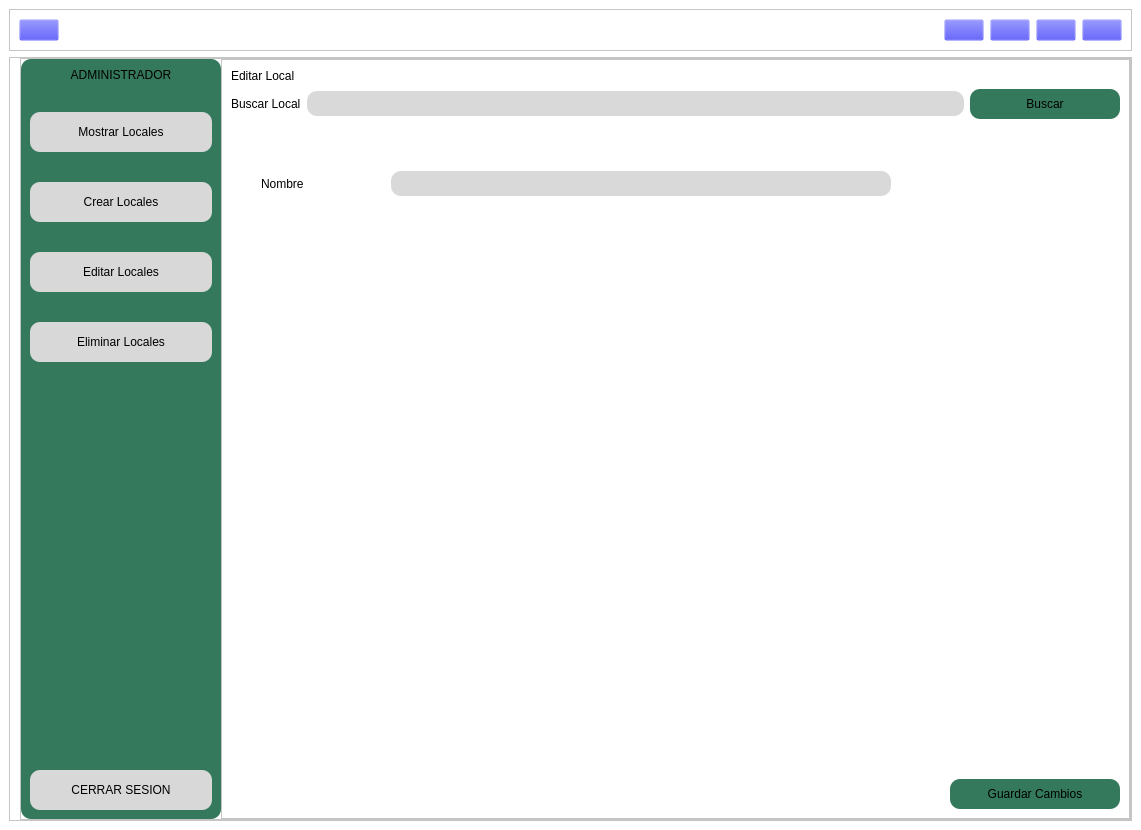
First picture: the form in ventanaPrincipal.ui, repository David-alzate/Aplicacion-Restaurante, before the edit.
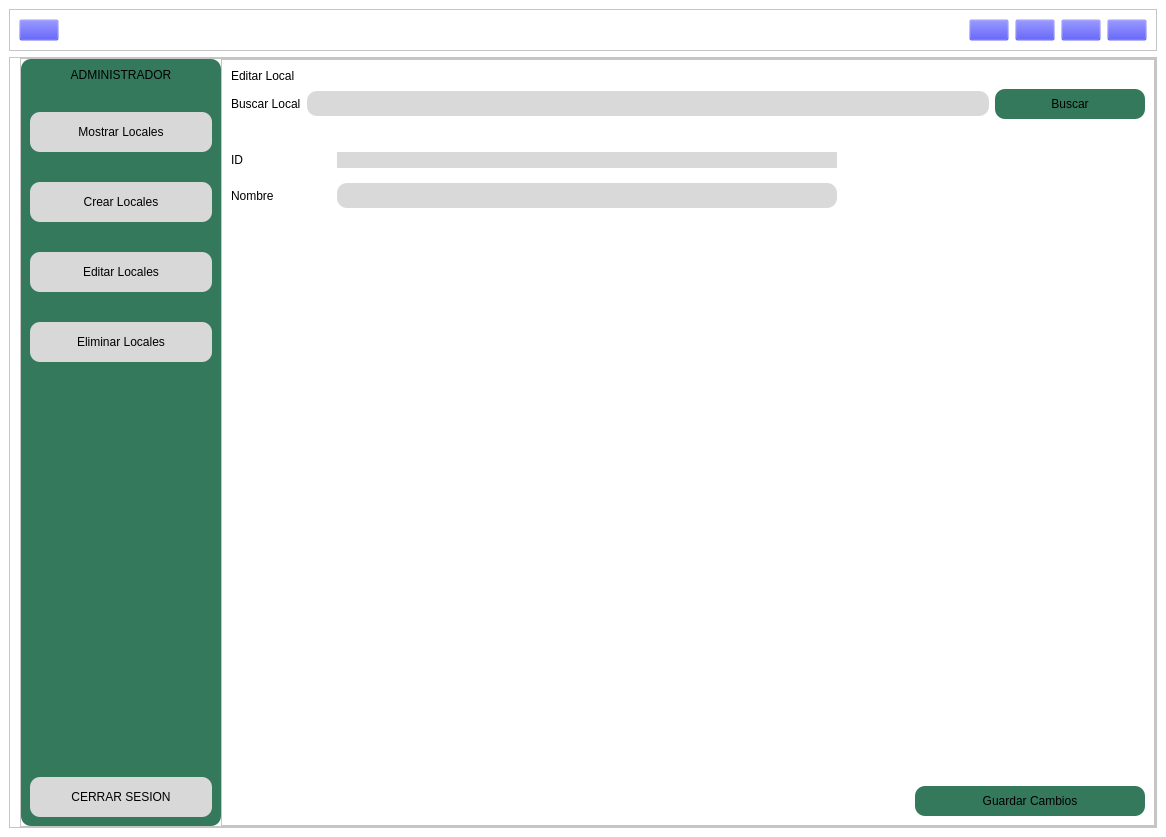
Second picture: the form after the edit. The open tabs and pages were chosen to show the change. Icons and pictures are not drawn.

Commit message: Interfaz crud usuarios, locales

The edit to the form file:
```diff
--- a/ventanaPrincipal.ui
+++ b/ventanaPrincipal.ui
@@ -6,8 +6,8 @@
    <rect>
     <x>0</x>
     <y>0</y>
-    <width>1141</width>
-    <height>830</height>
+    <width>1166</width>
+    <height>837</height>
    </rect>
   </property>
   <property name="windowTitle">
@@ -3057,18 +3057,15 @@
                  <item>
                   <layout class="QHBoxLayout" name="horizontalLayout_44">
                    <item>
-                    <widget class="QLabel" name="label_43">
+                    <widget class="QLabel" name="labelInfoCrearUsuarioAdmin">
                      <property name="minimumSize">
                       <size>
                        <width>300</width>
                        <height>30</height>
                       </size>
                      </property>
-                     <property name="maximumSize">
-                      <size>
-                       <width>200</width>
-                       <height>30</height>
-                      </size>
+                     <property name="styleSheet">
+                      <string notr="true">font: 87 10pt &quot;Arial Black&quot;;</string>
                      </property>
                      <property name="text">
                       <string/>
@@ -5391,26 +5388,43 @@
                   </layout>
                  </item>
                  <item>
-                  <layout class="QVBoxLayout" name="verticalLayout_39">
-                   <property name="leftMargin">
-                    <number>30</number>
+                  <widget class="QLabel" name="label_61">
+                   <property name="styleSheet">
+                    <string notr="true">font: 87 18pt &quot;Arial Black&quot;;</string>
                    </property>
+                   <property name="text">
+                    <string/>
+                   </property>
+                  </widget>
+                 </item>
+                 <item>
+                  <layout class="QVBoxLayout" name="verticalLayout_40">
                    <item>
-                    <layout class="QHBoxLayout" name="horizontalLayout_65">
+                    <layout class="QHBoxLayout" name="horizontalLayout_58">
                      <item>
-                      <layout class="QVBoxLayout" name="verticalLayout_40">
-                       <property name="spacing">
-                        <number>30</number>
-                       </property>
+                      <layout class="QVBoxLayout" name="verticalLayout_39">
                        <item>
-                        <widget class="QLabel" name="label_61">
-                         <property name="styleSheet">
-                          <string notr="true">font: 87 18pt &quot;Arial Black&quot;;</string>
-                         </property>
-                         <property name="text">
-                          <string/>
-                         </property>
-                        </widget>
+                        <layout class="QHBoxLayout" name="horizontalLayout_41">
+                         <item>
+                          <widget class="QLabel" name="label_43">
+                           <property name="minimumSize">
+                            <size>
+                             <width>100</width>
+                             <height>30</height>
+                            </size>
+                           </property>
+                           <property name="styleSheet">
+                            <string notr="true">font: 87 11pt &quot;Arial Black&quot;;</string>
+                           </property>
+                           <property name="text">
+                            <string>ID</string>
+                           </property>
+                          </widget>
+                         </item>
+                         <item>
+                          <widget class="QLineEdit" name="ididEditarLocalAdmin"/>
+                         </item>
+                        </layout>
                        </item>
                        <item>
                         <layout class="QHBoxLayout" name="horizontalLayout_66">
@@ -5472,7 +5486,7 @@
                     </layout>
                    </item>
                    <item>
-                    <spacer name="verticalSpacer_55">
+                    <spacer name="verticalSpacer_49">
                      <property name="orientation">
                       <enum>Qt::Vertical</enum>
                      </property>
@@ -5502,6 +5516,9 @@
                        <height>30</height>
                       </size>
                      </property>
+                     <property name="styleSheet">
+                      <string notr="true">font: 87 10pt &quot;Arial Black&quot;;</string>
+                     </property>
                      <property name="text">
                       <string/>
                      </property>
@@ -5524,7 +5541,7 @@
                     <widget class="QPushButton" name="pushButton_17">
                      <property name="minimumSize">
                       <size>
-                       <width>170</width>
+                       <width>230</width>
                        <height>30</height>
                       </size>
                      </property>
```
Left out of the diff: 437 changed lines with no effect on the pictures. The commit also changes 4 other files.
